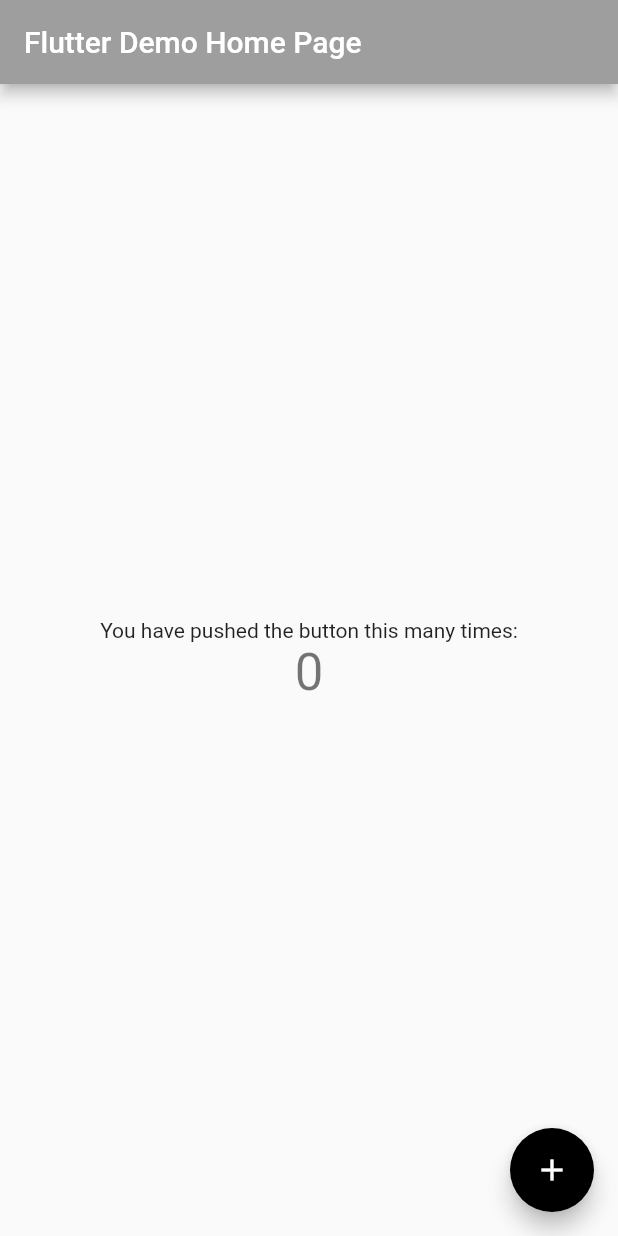
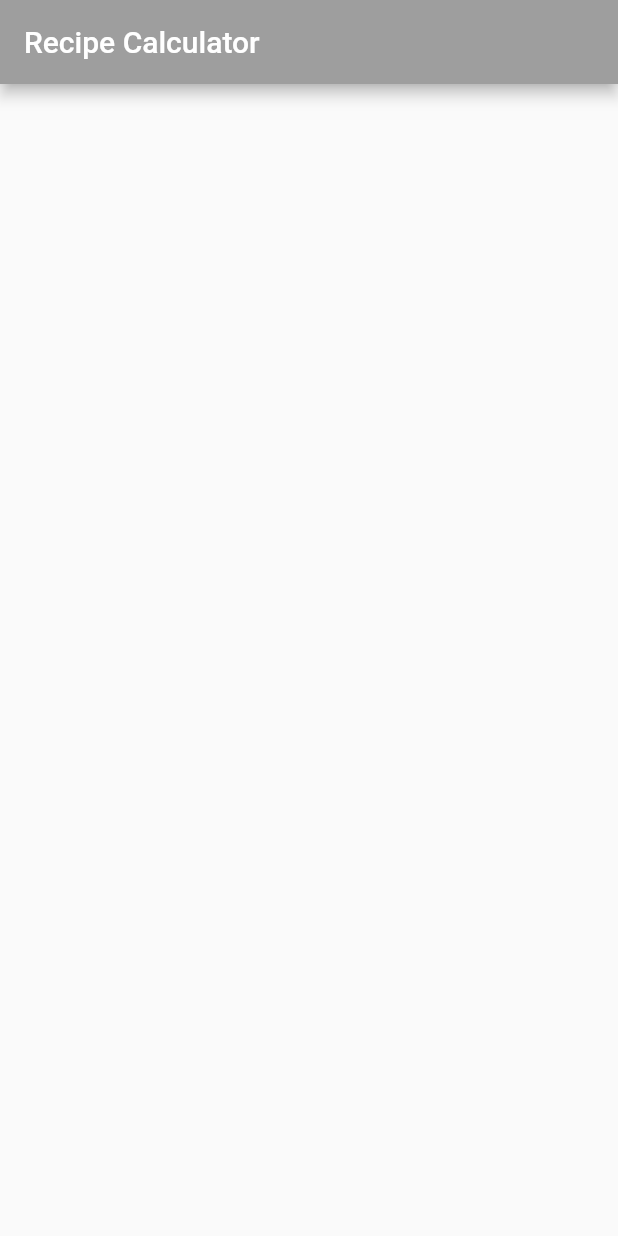
Before and after one commit to GreatGrant/Recipes, a Flutter app: the screen it shows after launch, on a phone screen of 412 x 824 dp. Run offline on Flutter 3.47's test engine with Material 2 defaults, Android fonts, the phone set to English and light mode, and no system bars.

Commit message:
refactor body with Container

```diff
--- a/lib/main.dart
+++ b/lib/main.dart
@@ -18,7 +18,7 @@ class RecipeApp extends StatelessWidget {
           secondary: Colors.black,
         ),
       ),
-      home: const MyHomePage(title: 'Flutter Demo Home Page'),
+      home: const MyHomePage(title: 'Recipe Calculator'),
     );
   }
 }
@@ -42,68 +42,20 @@ class MyHomePage extends StatefulWidget {
 }
 
 class _MyHomePageState extends State<MyHomePage> {
-  int _counter = 0;
-
-  void _incrementCounter() {
-    setState(() {
-      // This call to setState tells the Flutter framework that something has
-      // changed in this State, which causes it to rerun the build method below
-      // so that the display can reflect the updated values. If we changed
-      // _counter without calling setState(), then the build method would not be
-      // called again, and so nothing would appear to happen.
-      _counter++;
-    });
-  }
 
   @override
   Widget build(BuildContext context) {
-    // This method is rerun every time setState is called, for instance as done
-    // by the _incrementCounter method above.
-    //
-    // The Flutter framework has been optimized to make rerunning build methods
-    // fast, so that you can just rebuild anything that needs updating rather
-    // than having to individually change instances of widgets.
     return Scaffold(
       appBar: AppBar(
         // Here we take the value from the MyHomePage object that was created by
         // the App.build method, and use it to set our appbar title.
         title: Text(widget.title),
       ),
-      body: Center(
-        // Center is a layout widget. It takes a single child and positions it
-        // in the middle of the parent.
-        child: Column(
-          // Column is also a layout widget. It takes a list of children and
-          // arranges them vertically. By default, it sizes itself to fit its
-          // children horizontally, and tries to be as tall as its parent.
-          //
-          // Invoke "debug painting" (press "p" in the console, choose the
-          // "Toggle Debug Paint" action from the Flutter Inspector in Android
-          // Studio, or the "Toggle Debug Paint" command in Visual Studio Code)
-          // to see the wireframe for each widget.
-          //
-          // Column has various properties to control how it sizes itself and
-          // how it positions its children. Here we use mainAxisAlignment to
-          // center the children vertically; the main axis here is the vertical
-          // axis because Columns are vertical (the cross axis would be
-          // horizontal).
-          mainAxisAlignment: MainAxisAlignment.center,
-          children: <Widget>[
-            const Text(
-              'You have pushed the button this many times:',
-            ),
-            Text(
-              '$_counter',
-              style: Theme.of(context).textTheme.headlineMedium,
-            ),
-          ],
-        ),
+      body: SafeArea(
+        // TODO: Replace child: Container()
+          child: Container()
       ),
-      floatingActionButton: FloatingActionButton(
-        onPressed: _incrementCounter,
-        tooltip: 'Increment',
-        child: const Icon(Icons.add),
-      ), // This trailing comma makes auto-formatting nicer for build methods.
     );
   }
+// TODO: Add buildRecipeCard() here
 }
```
